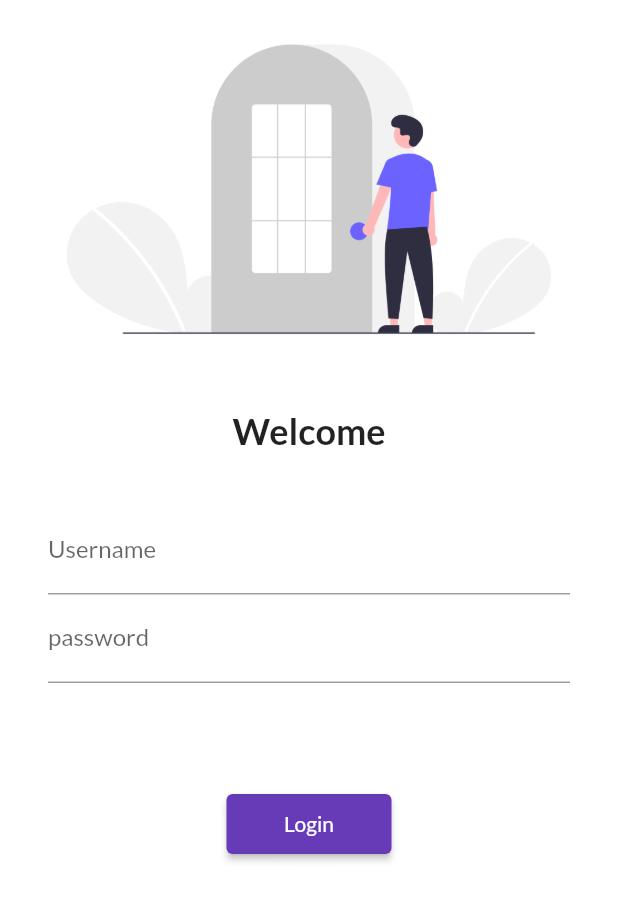
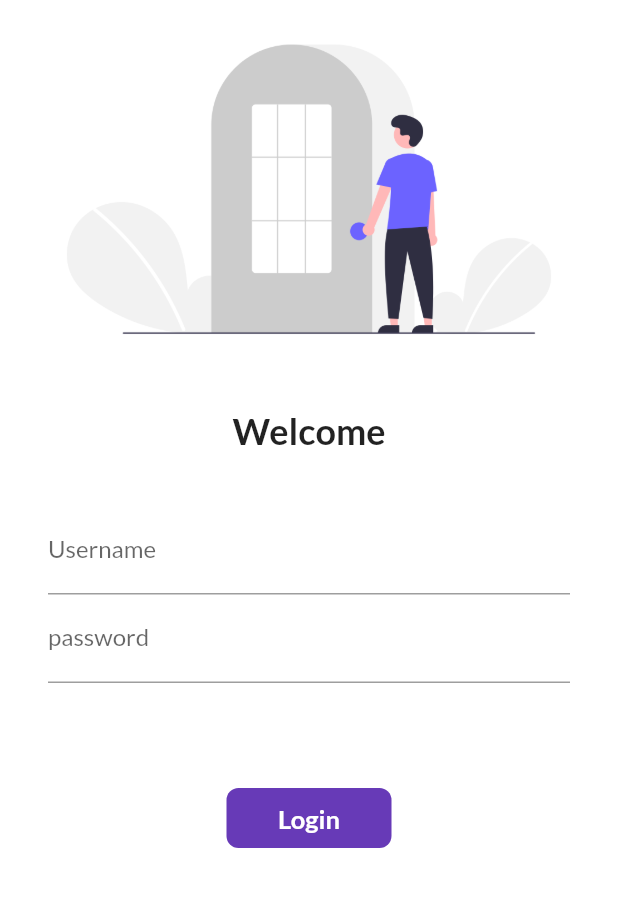
Before and after one commit to Yashgoyal1612/Flutter_CatalogApp, a Flutter app: the screen it shows after launch, on a phone screen of 412 x 824 dp. Shown: the top 901 px of the screen. Run offline on Flutter 3.47's test engine with Material 2 defaults, Android fonts, the phone set to English and light mode, and no system bars; our stand-ins replace google_fonts.

Commit message:
workday8 completed

```diff
--- a/lib/pages/login_page.dart
+++ b/lib/pages/login_page.dart
@@ -4,12 +4,22 @@
 import 'package:catalog_app/utils/routes.dart';
 import 'package:flutter/material.dart';
 
-class LoginPage extends StatelessWidget {
+class LoginPage extends StatefulWidget {
+  @override
+  State<LoginPage> createState() => _LoginPageState();
+}
+
+class _LoginPageState extends State<LoginPage> {
+  final _formKey = GlobalKey<FormState>();
+  // bool isEmpty = false;
+
   @override
   Widget build(BuildContext context) {
     return Material(
       color: Colors.white,
       child: SingleChildScrollView(
+        child: Form(
+          key: _formKey,
           child: Column(
             children: [
               Image.asset(
@@ -30,7 +40,8 @@ class LoginPage extends StatelessWidget {
                 height: 20.0,
               ),
               Padding(
-              padding: const EdgeInsets.symmetric(vertical: 16, horizontal: 32),
+                padding:
+                    const EdgeInsets.symmetric(vertical: 16, horizontal: 32),
                 child: Column(
                   children: [
                     TextFormField(
@@ -38,6 +49,12 @@ class LoginPage extends StatelessWidget {
                         hintText: "Enter username",
                         labelText: "Username",
                       ),
+                      validator: (value) {
+                        if (value!.isEmpty) {
+                          return "Please enter username";
+                        }
+                        return null;
+                      },
                     ),
                     TextFormField(
                       obscureText: true,
@@ -45,23 +62,53 @@ class LoginPage extends StatelessWidget {
                         hintText: "Enter password",
                         labelText: "password",
                       ),
+                      validator: (value) {
+                        if (value!.isEmpty) {
+                          return "Please enter password";
+                        }
+                        return null;
+                      },
                     ),
                     SizedBox(
                       height: 70,
                     ),
-                  ElevatedButton(
-                    child: Text("Login"),
-                    style: TextButton.styleFrom(minimumSize: Size(110, 40)),
-                    onPressed: () {
+                    // ElevatedButton(
+                    //   child: Text("Login"),
+                    //   style: TextButton.styleFrom(minimumSize: Size(110, 40)),
+                    //   onPressed: () {
+                    //     Navigator.pushNamed(context, MyRoutes.homeRoute);
+                    //   },
+                    // ),
+                    InkWell(
+                      onTap: () {
+                        if (!_formKey.currentState!.validate()) {
+                          return;
+                        }
                         Navigator.pushNamed(context, MyRoutes.homeRoute);
                       },
+                      child: Container(
+                        width: 110,
+                        height: 40,
+                        alignment: Alignment.center,
+                        child: Text(
+                          "Login",
+                          style: TextStyle(
+                              color: Colors.white,
+                              fontSize: 17,
+                              fontWeight: FontWeight.bold),
                         ),
+                        decoration: BoxDecoration(
+                            color: Colors.deepPurple,
+                            borderRadius: BorderRadius.circular(8)),
+                      ),
+                    )
                   ],
                 ),
               ),
             ],
           ),
         ),
+      ),
     );
   }
 }
```
Lines whose indentation alone changed are shown as unchanged.
